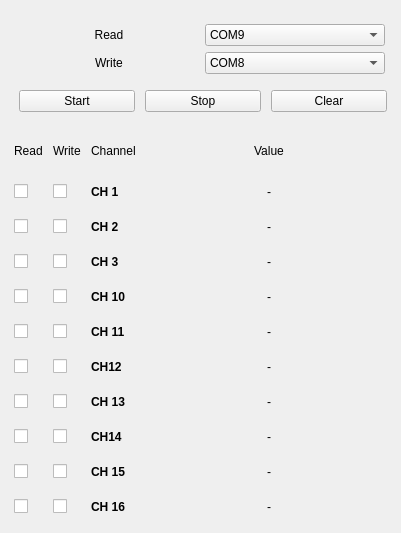
Before: the Qt Designer form main_ui.ui in Dishendramishra/microK, drawn with Qt 5.
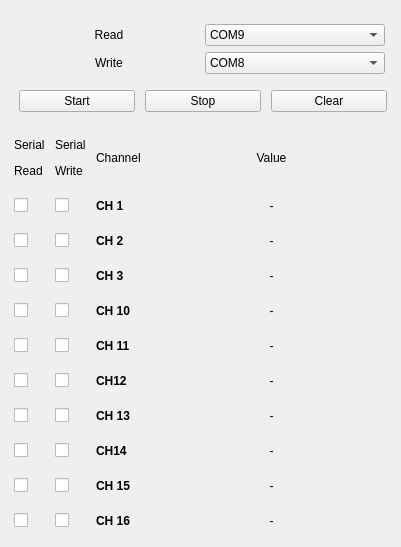
After: the same form once the commit is applied.

What changed in the file:
```diff
--- a/main_ui.ui
+++ b/main_ui.ui
@@ -7,7 +7,7 @@
     <x>0</x>
     <y>0</y>
     <width>401</width>
-    <height>533</height>
+    <height>524</height>
    </rect>
   </property>
   <property name="windowTitle">
@@ -802,14 +802,14 @@
         <item row="0" column="0">
          <widget class="QLabel" name="label">
           <property name="text">
-           <string>Read</string>
+           <string>&lt;html&gt;&lt;head/&gt;&lt;body&gt;&lt;p&gt;Serial&lt;/p&gt;&lt;p&gt;Read&lt;/p&gt;&lt;/body&gt;&lt;/html&gt;</string>
           </property>
          </widget>
         </item>
         <item row="0" column="1">
          <widget class="QLabel" name="label_2">
           <property name="text">
-           <string>Write</string>
+           <string>&lt;html&gt;&lt;head/&gt;&lt;body&gt;&lt;p&gt;Serial&lt;/p&gt;&lt;p&gt;Write&lt;/p&gt;&lt;/body&gt;&lt;/html&gt;</string>
           </property>
          </widget>
         </item>
```
